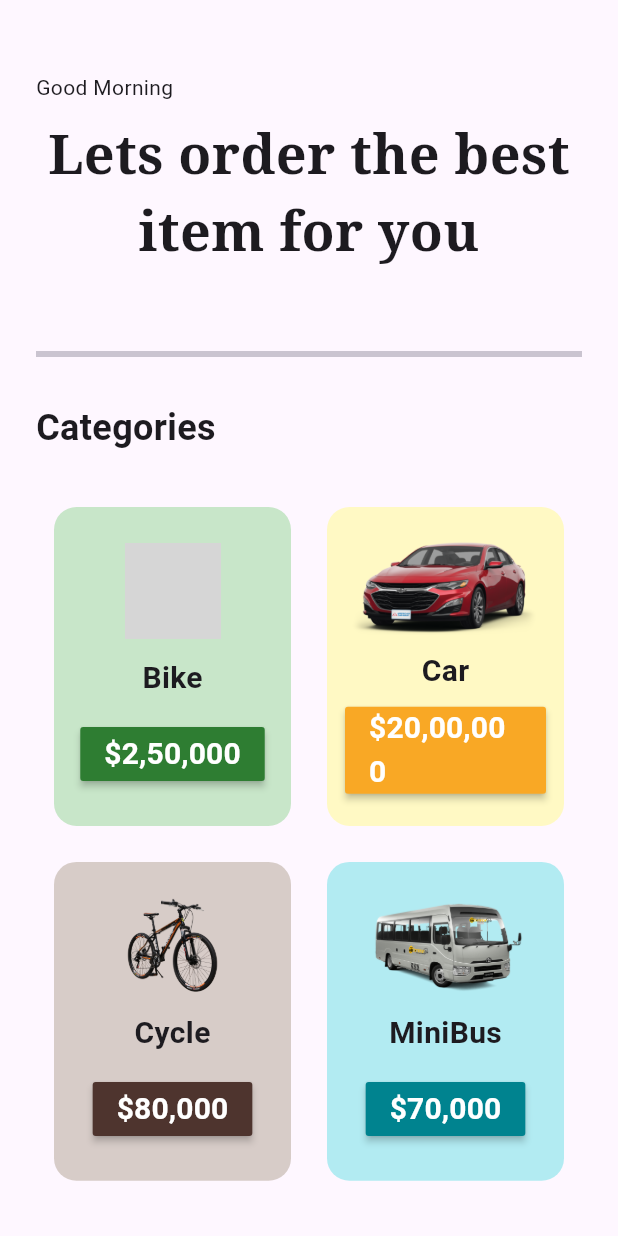
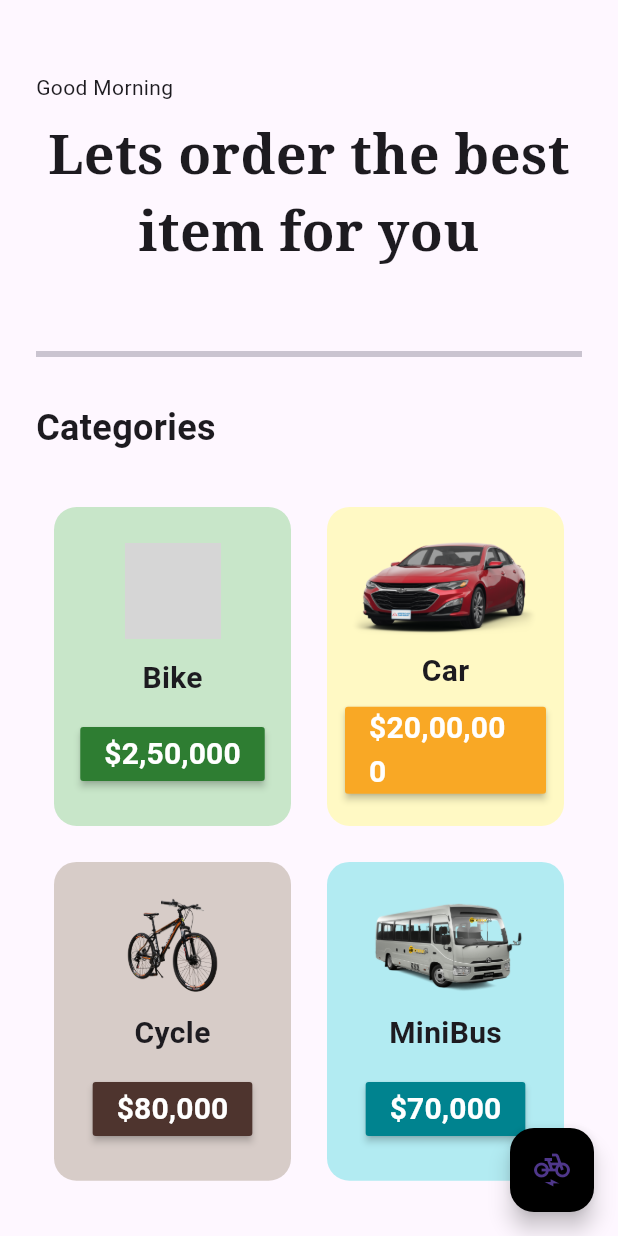
Before and after one commit to FahimAfridi10/FlutterBabu, a Flutter app: the screen it shows after launch, after a tap on "Get Started", on a phone screen of 412 x 824 dp. Run offline on Flutter 3.47's test engine with Material 3 defaults, Android fonts, the phone set to English and light mode, and no system bars; our stand-ins replace google_fonts; grey boxes are pictures that could not be loaded.

Commit message:
second commit

```diff
--- a/lib/components/category_item_list.dart
+++ b/lib/components/category_item_list.dart
@@ -1,5 +1,4 @@
 import 'package:flutter/material.dart';
-
 
 
 class CategoryItemList extends StatelessWidget {
@@ -8,13 +7,15 @@ class CategoryItemList extends StatelessWidget {
   final String itemPrice;
   final String imagePath;
   final color;
+  void Function()? onPressed;
 
-  const CategoryItemList({
+  CategoryItemList({
     super.key,
     required this.itemName,
     required this.itemPrice,
     required this.imagePath,
-    required this.color
+    required this.color,
+    required this.onPressed
   });
 
   @override
@@ -53,7 +54,7 @@ class CategoryItemList extends StatelessWidget {
 
 
             MaterialButton(
-              onPressed: () {},
+              onPressed: onPressed,
               color: color[800],
               child: Text(
                 '\$' + itemPrice,
@@ -64,8 +65,6 @@ class CategoryItemList extends StatelessWidget {
                 ),
               ),
             )
-
-
           ],
         ),
       ),
--- a/lib/model/list_model.dart
+++ b/lib/model/list_model.dart
@@ -10,6 +10,8 @@ class CartModel extends ChangeNotifier{
     ["MiniBus", "70,000", "lib/images/minibus.png", Colors.cyan],
   ];
 
+
+
   get shopItems => _shopItems;
 
 }
--- a/lib/pages/home_page.dart
+++ b/lib/pages/home_page.dart
@@ -3,6 +3,7 @@ import 'package:google_fonts/google_fonts.dart';
 import 'package:provider/provider.dart';
 import '../components/category_item_list.dart';
 import '../model/list_model.dart';
+import 'cart_page.dart';
 
 class HomePage extends StatelessWidget {
   const HomePage({super.key});
@@ -10,6 +11,22 @@ class HomePage extends StatelessWidget {
   @override
   Widget build(BuildContext context) {
     return Scaffold(
+
+      floatingActionButton: FloatingActionButton(
+        onPressed: () =>
+            Navigator.push(
+                context,
+                MaterialPageRoute(
+                    builder: (context) {
+                      return const CartPage();
+                    }
+                )
+            ),
+        backgroundColor: Colors.black,
+        child: const Icon(Icons.electric_bike),
+      ),
+
+
       body: SafeArea(
         child: Column(
           crossAxisAlignment: CrossAxisAlignment.start,
@@ -71,6 +88,7 @@ class HomePage extends StatelessWidget {
                         itemPrice: value.shopItems[index][1],
                         imagePath: value.shopItems[index][2],
                         color: value.shopItems[index][3],
+                        onPressed: () {},
                       );
                     },
 
--- a/lib/pages/intro_page.dart
+++ b/lib/pages/intro_page.dart
@@ -12,13 +12,12 @@ class IntroPage extends StatelessWidget {
         children: [
 
             Padding(
-              padding: const EdgeInsets.all(36),
+              padding: const EdgeInsets.symmetric(vertical: 6, horizontal: 48),
               child: Image.asset('lib/images/bike.png', height: 200),
-
             ),
 
           Padding(
-            padding: const EdgeInsets.all(36),
+            padding: const EdgeInsets.all(24),
             child: Text(
               "Yamaha YZF-R15 is a single-cylinder sport bike",
               textAlign: TextAlign.center,
```
Also changed, not shown: lib/pages/cart_page.dart (added, +13 -0 lines).
